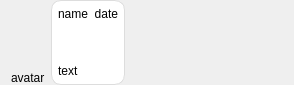
Augmeneco/AugBK-Messenger, file messagewidget.ui: the form before one commit.
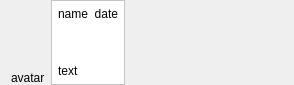
The form after the commit.

```diff
--- a/messagewidget.ui
+++ b/messagewidget.ui
@@ -21,6 +21,8 @@
     <number>0</number>
    </property>
    <item>
+    <layout class="QHBoxLayout" name="horizontalLayout">
+     <item>
     <layout class="QVBoxLayout" name="verticalLayout_2">
      <item>
       <widget class="QLabel" name="avatar">
@@ -40,9 +42,8 @@
       <bool>false</bool>
      </property>
      <property name="styleSheet">
-      <string notr="true">QFrame#frame {border-radius: 10px;
-background-color: white;
-border: 1px solid rgb(221, 221, 221); }</string>
+        <string notr="true">QFrame#frame {
+background-color: white; }</string>
      </property>
      <property name="frameShape">
       <enum>QFrame::StyledPanel</enum>
@@ -174,6 +175,8 @@
      </layout>
     </widget>
    </item>
+    </layout>
+   </item>
    <item>
     <spacer name="horizontalSpacer_3">
      <property name="orientation">
```
Left out of the diff: 7 changed lines with no effect on the pictures. Lines whose indentation alone changed are shown as unchanged.
